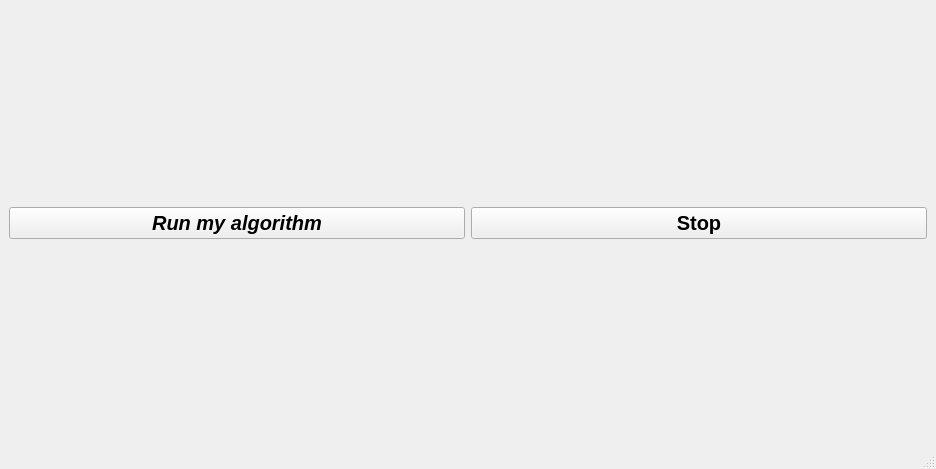
Above: Stop_Practice/gui/3d_reconstructrionui_smaller.ui from RoboticsLabURJC/2016-tfg-irene-lope before the change. Below: the same form after it.
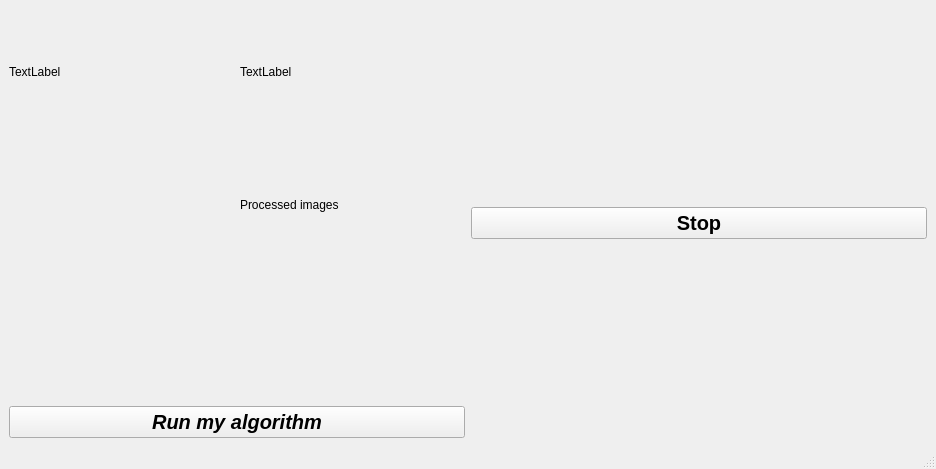
That is the form after the change. Icons and pictures are not drawn.

Commit message: añadido atributo image

Diff of the .ui file:
```diff
--- a/Stop_Practice/gui/3d_reconstructrionui_smaller.ui
+++ b/Stop_Practice/gui/3d_reconstructrionui_smaller.ui
@@ -81,14 +81,37 @@
        <enum>QLayout::SetDefaultConstraint</enum>
       </property>
       <item>
-        <layout class="QVBoxLayout" name="map1Layout">
-          <property name="leftMargin">
-           <number>1</number>
+       <layout class="QGridLayout" name="gridLayout">
+        <item row="2" column="0">
+         <widget class="QLabel" name="imageLeft">
+          <property name="text">
+           <string>TextLabel</string>
           </property>
-          <property name="rightMargin">
-           <number>0</number>
+         </widget>
+        </item>
+        
+        <item row="4" column="1">
+         <widget class="QLabel" name="imageFiltered">
+          <property name="text">
+           <string/>
           </property>
-         </layout>
+         </widget>
+        </item>
+        <item row="2" column="1">
+         <widget class="QLabel" name="image">
+          <property name="text">
+           <string>TextLabel</string>
+          </property>
+         </widget>
+        </item>
+        <item row="3" column="0">
+         <widget class="QLabel" name="label_2">
+          <property name="text">
+           <string>Processed images</string>
+          </property>
+         </widget>
+        </item>
+       </layout>
       </item>
       <item>
        <layout class="QHBoxLayout" name="horizontalLayout">
```
Left out of the diff: 1 changed line with no effect on the pictures.
